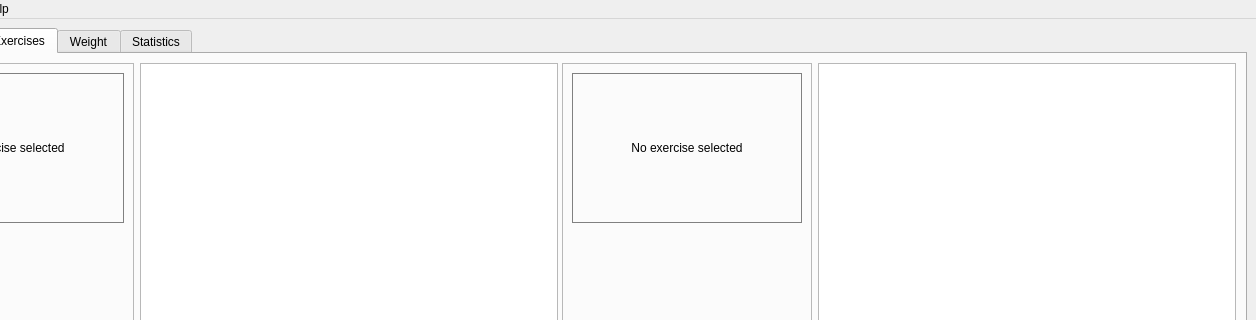
First picture: the form in src/harrix_swiss_knife/apps/fitness/window.ui, repository Harrix/harrix-swiss-knife, before the edit; both pictures show x 136 to 1392 and y 0 to 320 of the 1392 by 641 pixel window.
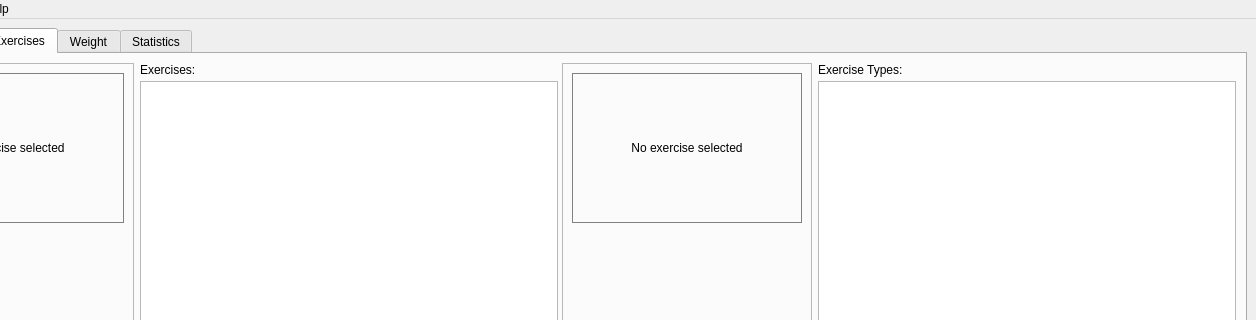
Second picture: the form after the edit. The open tabs and pages were chosen to show the change.

Commit message: ➕ Add table labels on fitness Exercises tab

Patch:
```diff
--- a/src/harrix_swiss_knife/apps/fitness/window.ui
+++ b/src/harrix_swiss_knife/apps/fitness/window.ui
@@ -927,7 +927,35 @@
              </widget>
             </item>
             <item>
-             <widget class="QTableView" name="tableView_exercises"/>
+             <widget class="QWidget" name="widget_exercises_table">
+              <layout class="QVBoxLayout" name="verticalLayout_exercises_table">
+               <property name="spacing">
+                <number>4</number>
+               </property>
+               <property name="leftMargin">
+                <number>0</number>
+               </property>
+               <property name="topMargin">
+                <number>0</number>
+               </property>
+               <property name="rightMargin">
+                <number>0</number>
+               </property>
+               <property name="bottomMargin">
+                <number>0</number>
+               </property>
+               <item>
+                <widget class="QLabel" name="label_exercises_table">
+                 <property name="text">
+                  <string>Exercises:</string>
+                 </property>
+                </widget>
+               </item>
+               <item>
+                <widget class="QTableView" name="tableView_exercises"/>
+               </item>
+              </layout>
+             </widget>
             </item>
            </layout>
           </widget>
@@ -993,7 +1021,35 @@
              </widget>
             </item>
             <item>
-             <widget class="QTableView" name="tableView_exercise_types"/>
+             <widget class="QWidget" name="widget_exercise_types_table">
+              <layout class="QVBoxLayout" name="verticalLayout_exercise_types_table">
+               <property name="spacing">
+                <number>4</number>
+               </property>
+               <property name="leftMargin">
+                <number>0</number>
+               </property>
+               <property name="topMargin">
+                <number>0</number>
+               </property>
+               <property name="rightMargin">
+                <number>0</number>
+               </property>
+               <property name="bottomMargin">
+                <number>0</number>
+               </property>
+               <item>
+                <widget class="QLabel" name="label_exercise_types_table">
+                 <property name="text">
+                  <string>Exercise Types:</string>
+                 </property>
+                </widget>
+               </item>
+               <item>
+                <widget class="QTableView" name="tableView_exercise_types"/>
+               </item>
+              </layout>
+             </widget>
             </item>
            </layout>
           </widget>
```
The commit also changes 2 other files.
